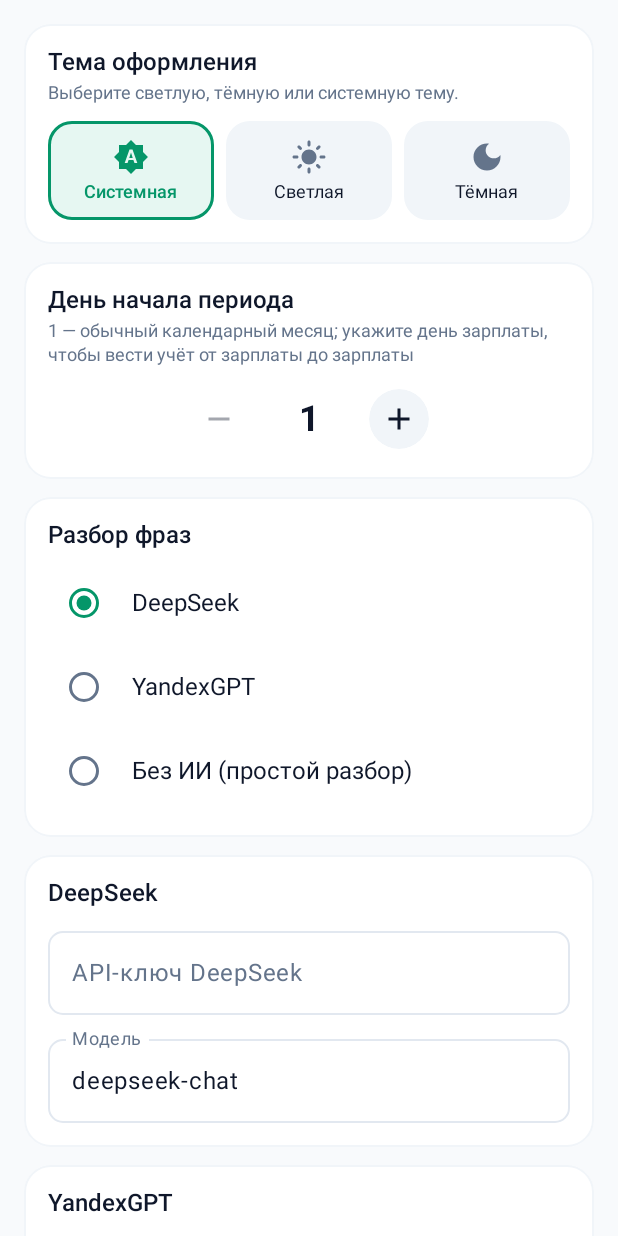
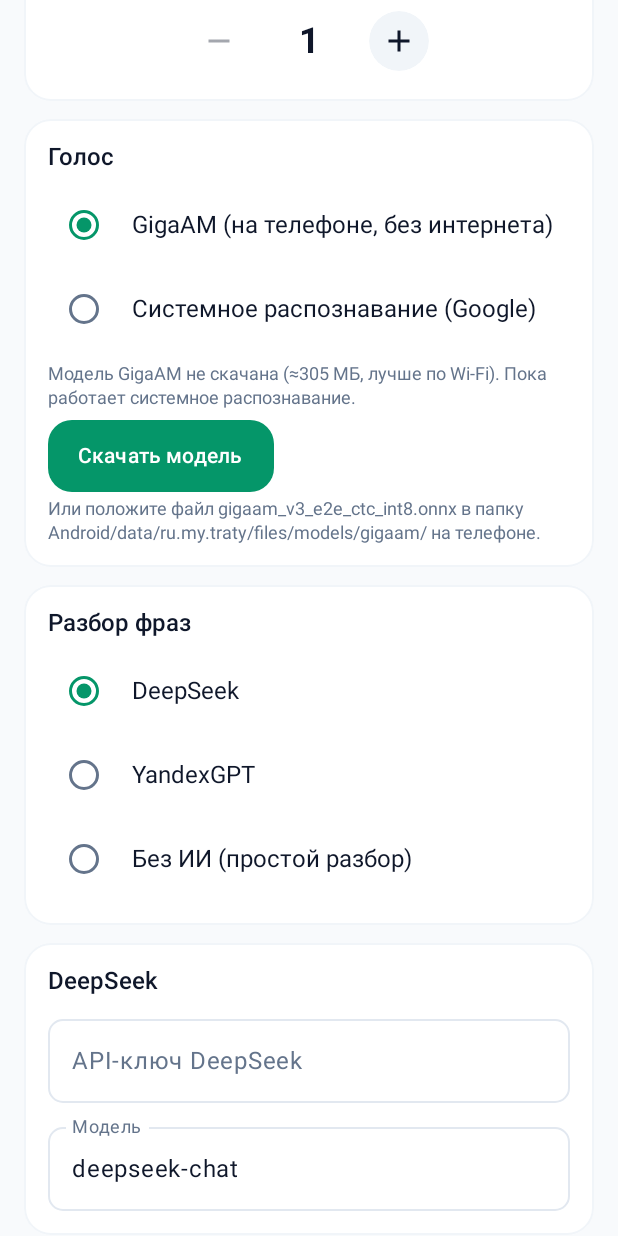
Before and after one commit to Benbok/traty, an Android app built with Jetpack Compose: the composable SettingsScreen shown on its own in the app's theme, on a phone screen of 412 x 824 dp. Run offline under Robolectric (Android 15) with nearby library versions, the phone set to English and light mode, and no system bars; our stand-ins replace Room's generated code; libraries missing offline, so code that uses them is left out: androidx.glance, androidx.glance.appwidget; 6 statements that could not run were skipped.

Commit message:
feat(speech): on-device GigaAM engine (sherpa-onnx), model download, voice settings

```diff
--- a/app/src/main/java/ru/my/traty/ui/MainViewModel.kt
+++ b/app/src/main/java/ru/my/traty/ui/MainViewModel.kt
@@ -29,6 +29,8 @@ import ru.my.traty.capture.EntryOutcome
 import ru.my.traty.capture.RuleOffer
 import ru.my.traty.capture.SavedEntries
 import ru.my.traty.data.PendingPhrase
+import ru.my.traty.data.VoiceEngine
+import ru.my.traty.speech.ModelState
 import ru.my.traty.backup.CsvBackup
 import ru.my.traty.backup.CsvImporter
 import ru.my.traty.data.AppSettings
@@ -361,6 +363,20 @@ class MainViewModel(app: Application) : AndroidViewModel(app) {
         c.settings.setThemeMode(mode)
     }
 
+    /** Состояние модели распознавания речи GigaAM. */
+    val modelState: StateFlow<ModelState> = c.models.state
+
+    fun refreshModel() = c.models.refresh()
+
+    /** Качается в процессном скоупе, а не в viewModelScope: уход с экрана настроек не прерывает скачивание. */
+    fun downloadModel() = c.downloadModel()
+
+    fun deleteModel() = c.models.delete()
+
+    fun setVoiceEngine(engine: VoiceEngine) = viewModelScope.launch {
+        c.settings.setVoiceEngine(engine)
+    }
+
     fun setPeriodStartDay(day: Int) = viewModelScope.launch {
         c.settings.setPeriodStartDay(day)
     }
--- a/app/src/main/java/ru/my/traty/ui/settings/SettingsScreen.kt
+++ b/app/src/main/java/ru/my/traty/ui/settings/SettingsScreen.kt
@@ -185,6 +185,9 @@ fun SettingsScreen(
             }
         }
 
+        // Секция: Голос (модель GigaAM)
+        VoiceSettingsCard(vm)
+
         // Секция: Провайдер ИИ
         TratyCard(
             modifier = Modifier.fillMaxWidth(),
--- /dev/null
+++ b/app/src/main/java/ru/my/traty/ui/settings/VoiceSettingsCard.kt
@@ -0,0 +1,86 @@
+package ru.my.traty.ui.settings
+
+import androidx.compose.foundation.clickable
+import androidx.compose.foundation.layout.Column
+import androidx.compose.foundation.layout.Row
+import androidx.compose.foundation.layout.Spacer
+import androidx.compose.foundation.layout.fillMaxWidth
+import androidx.compose.foundation.layout.height
+import androidx.compose.foundation.layout.padding
+import androidx.compose.foundation.layout.width
+import androidx.compose.material3.LinearProgressIndicator
+import androidx.compose.material3.RadioButton
+import androidx.compose.material3.Text
+import androidx.compose.runtime.Composable
+import androidx.compose.runtime.LaunchedEffect
+import androidx.compose.runtime.getValue
+import androidx.compose.ui.Alignment
+import androidx.compose.ui.Modifier
+import androidx.lifecycle.compose.collectAsStateWithLifecycle
+import ru.my.traty.data.VoiceEngine
+import ru.my.traty.speech.ModelState
+import ru.my.traty.ui.MainViewModel
+import ru.my.traty.ui.designsystem.components.TratyButton
+import ru.my.traty.ui.designsystem.components.TratyCard
+import ru.my.traty.ui.designsystem.components.TratyOutlinedButton
+import ru.my.traty.ui.designsystem.theme.TratyTheme
+import kotlin.math.roundToInt
+
+/** Раздел «Голос»: выбор движка распознавания и модель GigaAM (скачать / удалить). */
+@Composable
+fun VoiceSettingsCard(vm: MainViewModel, modifier: Modifier = Modifier) {
+    val settings by vm.settings.collectAsStateWithLifecycle()
+    val model by vm.modelState.collectAsStateWithLifecycle()
+    // Файл могли положить вручную, пока экран был закрыт
+    LaunchedEffect(Unit) { vm.refreshModel() }
+
+    TratyCard(modifier = modifier.fillMaxWidth(), backgroundColor = TratyTheme.colors.surface) {
+        Column(Modifier.padding(TratyTheme.spacing.lg)) {
+            Text("Голос", style = TratyTheme.typography.titleMedium)
+            Spacer(Modifier.height(TratyTheme.spacing.sm))
+            VoiceEngine.entries.forEach { e ->
+                Row(
+                    Modifier
+                        .fillMaxWidth()
+                        .clickable { vm.setVoiceEngine(e) }
+                        .padding(vertical = TratyTheme.spacing.xs),
+                    verticalAlignment = Alignment.CenterVertically,
+                ) {
+                    RadioButton(selected = settings.voiceEngine == e, onClick = { vm.setVoiceEngine(e) })
+                    Spacer(Modifier.width(TratyTheme.spacing.sm))
+                    Text(e.title, style = TratyTheme.typography.bodyLarge)
+                }
+            }
+            Spacer(Modifier.height(TratyTheme.spacing.sm))
+            when (val m = model) {
+                is ModelState.Missing -> {
+                    Hint("Модель GigaAM не скачана (≈305 МБ, лучше по Wi-Fi). Пока работает системное распознавание.")
+                    Spacer(Modifier.height(TratyTheme.spacing.sm))
+                    TratyButton(onClick = vm::downloadModel) { Text("Скачать модель") }
+                    Spacer(Modifier.height(TratyTheme.spacing.xs))
+                    Hint("Или положите файл gigaam_v3_e2e_ctc_int8.onnx в папку Android/data/ru.my.traty/files/models/gigaam/ на телефоне.")
+                }
+                is ModelState.Downloading -> {
+                    Hint("Скачивание модели… ${(m.progress * 100).roundToInt()}%")
+                    Spacer(Modifier.height(TratyTheme.spacing.sm))
+                    LinearProgressIndicator(progress = { m.progress }, modifier = Modifier.fillMaxWidth())
+                }
+                is ModelState.Ready -> {
+                    Hint("Модель GigaAM готова. Распознавание работает на телефоне, без интернета.")
+                    Spacer(Modifier.height(TratyTheme.spacing.sm))
+                    TratyOutlinedButton(onClick = vm::deleteModel) { Text("Удалить модель") }
+                }
+                is ModelState.Failed -> {
+                    Hint("Не удалось скачать модель: ${m.message}")
+                    Spacer(Modifier.height(TratyTheme.spacing.sm))
+                    TratyButton(onClick = vm::downloadModel) { Text("Повторить") }
+                }
+            }
+        }
+    }
+}
+
+@Composable
+private fun Hint(text: String) {
+    Text(text, style = TratyTheme.typography.bodySmall, color = TratyTheme.colors.onSurfaceVariant)
+}
```
Also changed, not shown: app/build.gradle.kts (+35 -0 lines), app/src/main/java/ru/my/traty/TratyApp.kt (+17 -0 lines), app/src/main/java/ru/my/traty/speech/GigaAmEngine.kt (added, +117 -0 lines), app/src/main/java/ru/my/traty/speech/GigaAmRuntime.kt (added, +123 -0 lines), app/src/main/java/ru/my/traty/speech/Speech.kt (+11 -3 lines).
